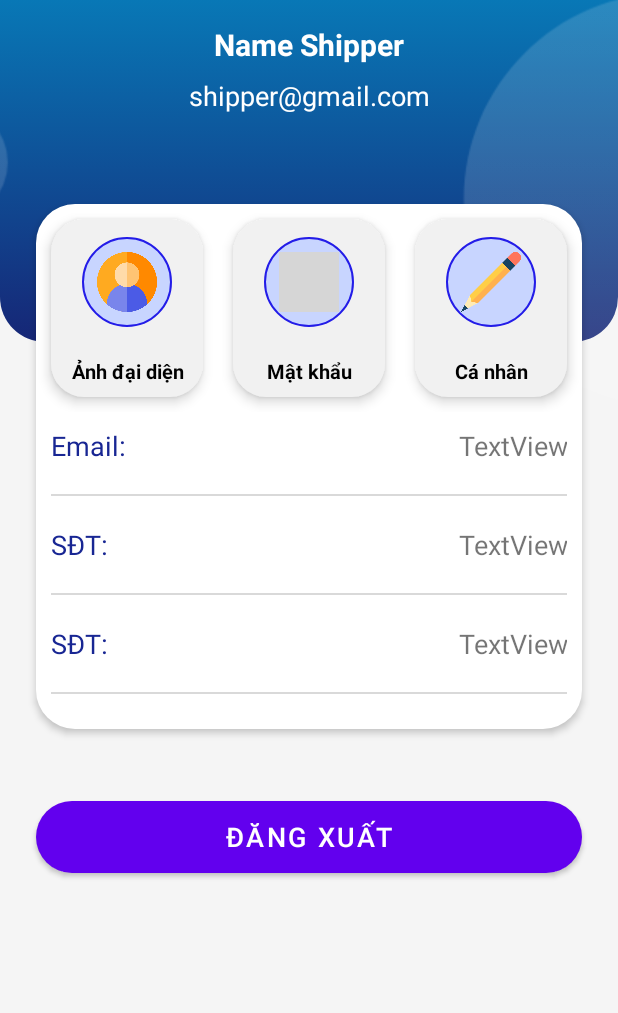
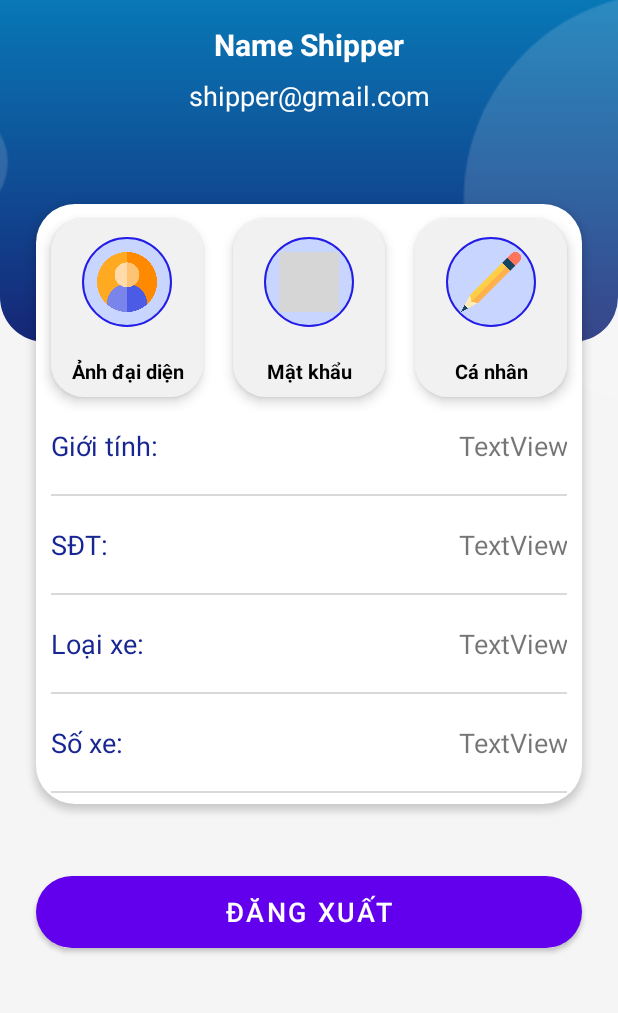
Before and after one commit to bppham/Android-Delivery-Food, an Android app: the fragment ProfileFragment shown on its own in the app's theme, on a phone screen of 412 x 824 dp, the part 198-1211 px from its top. Run offline under Robolectric (Android 15) with nearby library versions, the phone set to English and light mode, and no system bars; pictures from the network do not load; grey boxes are pictures that could not be loaded.

Commit message:
fix: show Image for orders upgrage: repository for profile

```diff
--- a/app/src/main/java/com/example/ptitdelivery/adapter/HistoryOrdersAdapter.java
+++ b/app/src/main/java/com/example/ptitdelivery/adapter/HistoryOrdersAdapter.java
@@ -10,6 +10,7 @@ import android.widget.Button;
 import android.widget.ImageView;
 import android.widget.TextView;
 
+import com.bumptech.glide.Glide;
 import com.example.ptitdelivery.R;
 import com.example.ptitdelivery.activities.OrderDetailActivity;
 import com.example.ptitdelivery.model.Order;
@@ -70,6 +71,11 @@ public class HistoryOrdersAdapter extends BaseAdapter {
         // Store info
         holder.tvStoreName.setText(order.getStore().getName());
         holder.tvStoreAddress.setText(order.getStore().getAddress().getFull_address());
+        Glide.with(context)
+                .load(order.getStore().getAvatar().getUrl()  )
+                .placeholder(R.drawable.avatar)
+                .error(R.drawable.avatar)
+                .into(holder.ivStoreAvatar);
 
         // Order info
         holder.tvOrderId.setText(order.getId());
--- a/app/src/main/java/com/example/ptitdelivery/adapter/NewOrderAdapter.java
+++ b/app/src/main/java/com/example/ptitdelivery/adapter/NewOrderAdapter.java
@@ -22,6 +22,7 @@ import androidx.lifecycle.LifecycleOwner;
 import androidx.lifecycle.ViewModelProvider;
 import androidx.recyclerview.widget.RecyclerView;
 
+import com.bumptech.glide.Glide;
 import com.example.ptitdelivery.R;
 import com.example.ptitdelivery.activities.OrderDetailActivity;
 import com.example.ptitdelivery.fragments.OngoingOrderFragment;
@@ -89,6 +90,11 @@ public class NewOrderAdapter extends BaseAdapter {
         // Store info
         holder.tvStoreName.setText(order.getStore().getName());
         holder.tvStoreAddress.setText(order.getStore().getAddress().getFull_address());
+        Glide.with(context)
+                .load(order.getStore().getAvatar().getUrl()  )
+                .placeholder(R.drawable.avatar)
+                .error(R.drawable.avatar)
+                .into(holder.imgStoreAvatar);
 
         // User Info
         String userInfo = order.getUser().getName() + " - " + order.getUser().getPhonenumber();
--- a/app/src/main/java/com/example/ptitdelivery/fragments/ProfileFragment.java
+++ b/app/src/main/java/com/example/ptitdelivery/fragments/ProfileFragment.java
@@ -4,43 +4,53 @@ import android.content.Context;
 import android.content.Intent;
 import android.content.SharedPreferences;
 import android.os.Bundle;
+import android.util.Log;
 import android.view.LayoutInflater;
 import android.view.View;
 import android.view.ViewGroup;
 import android.widget.Button;
 import android.widget.ImageView;
+import android.widget.ProgressBar;
 import android.widget.TextView;
 import android.widget.Toast;
 
 import androidx.annotation.NonNull;
 import androidx.annotation.Nullable;
 import androidx.fragment.app.Fragment;
+import androidx.lifecycle.ViewModelProvider;
 
 import com.bumptech.glide.Glide;
 import com.example.ptitdelivery.R;
 import com.example.ptitdelivery.activities.LoginActivity;
 import com.example.ptitdelivery.network.ApiClient;
-import com.example.ptitdelivery.network.service.ShipperApi;
+import com.example.ptitdelivery.network.service.ShipperService;
 import com.example.ptitdelivery.model.Shipper;
+import com.example.ptitdelivery.utils.ConvertString;
+import com.example.ptitdelivery.viewmodel.ProfileViewModel;
 
 import retrofit2.Call;
 import retrofit2.Callback;
 import retrofit2.Response;
 
 public class ProfileFragment extends Fragment {
+    private static final String TAG = "Profile Fragment";
+    private ProfileViewModel viewModel;
+    private ProgressBar progressBar;
     private ImageView ivProfileAvatar;
-    private TextView tvEmail1, tvName, tvEmail2, tvGender, tvPhoneNumber;
+    private TextView tvEmail, tvName, tvGender, tvPhoneNumber, tvVehicleName, tvVehicleNumber;
     private Button btnLogout;
-    private ShipperApi shipperApi;
+    private ShipperService shipperApi;
     @Nullable
     @Override
     public View onCreateView(@NonNull LayoutInflater inflater, @Nullable ViewGroup container, @Nullable Bundle savedInstanceState) {
         View view;
         view = inflater.inflate(R.layout.fragment_profile, container, false);
+        progressBar = view.findViewById(R.id.progressBar_profile);
         ivProfileAvatar = view.findViewById(R.id.iv_profile_image);
-        tvEmail1 = view.findViewById(R.id.tv_profile_email_1);
+        tvEmail = view.findViewById(R.id.tv_profile_email);
         tvName = view.findViewById(R.id.tv_profile_name);
-        tvEmail2 = view.findViewById(R.id.tv_profile_email_2);
+        tvVehicleName = view.findViewById(R.id.tv_profile_vehicle_name);
+        tvVehicleNumber = view.findViewById(R.id.tv_profile_vehicle_number);
         tvGender = view.findViewById(R.id.tv_profile_gender);
         tvPhoneNumber = view.findViewById(R.id.tv_profile_phoneNumber);
         btnLogout = view.findViewById(R.id.btn_profile_logout);
@@ -50,11 +60,56 @@ public class ProfileFragment extends Fragment {
         String id = sharedPreferences.getString("id", null);
         String token = sharedPreferences.getString("token", null);
 
-        if (id != null && token != null) {
-            shipperApi = ApiClient.getClient().create(ShipperApi.class);
-            getShipperInfo(id, token);
+        Log.d(TAG, "Stored Token: " + token);
+        if (token == null) {
+            Log.e(TAG, "Không tìm thấy token");
+            return view;
         }
 
+        viewModel = new ViewModelProvider(this).get(ProfileViewModel.class);
+        viewModel.init(token);
+        viewModel.getShipper(id);
+
+        observeViewModel();
+        logout(sharedPreferences);
+        return view;
+    }
+
+    private void observeViewModel() {
+        viewModel.getIsLoadingLiveData().observe(getViewLifecycleOwner(), isLoading -> {
+            if (isLoading != null) {
+                progressBar.setVisibility(isLoading ? View.VISIBLE : View.GONE);
+            }
+        });
+        viewModel.getShipperLiveData().observe(getViewLifecycleOwner(), shipper -> {
+            if (shipper != null) {
+                Log.d(TAG, "Đã lấy được đơn hàng: " + shipper.getId());
+                tvEmail.setText(shipper.getEmail());
+                tvVehicleNumber.setText(shipper.getVehicle().getNumber());
+                tvVehicleName.setText(shipper.getVehicle().getName());
+                tvName.setText(shipper.getName());
+                String displayGender = ConvertString.convertGender(shipper.getGender());
+                tvGender.setText(displayGender);
+                tvPhoneNumber.setText(shipper.getPhonenumber());
+                if (shipper.getAvatar() != null) {
+                    Glide.with(getActivity())
+                            .load(shipper.getAvatar().getUrl())  // Dùng URL từ đối tượng Avatar
+                            .placeholder(R.drawable.ic_profile)
+                            .into(ivProfileAvatar);
+                } else {
+                    ivProfileAvatar.setImageResource(R.drawable.ic_profile);
+                }
+            }
+        });
+        viewModel.getErrorMessageLiveData().observe(getViewLifecycleOwner(), message -> {
+            if (message != null && !message.isEmpty()) {
+                Log.e(TAG, "Lỗi: " + message);
+                Toast.makeText(getContext(), message, Toast.LENGTH_SHORT).show();
+            }
+        });
+    }
+
+    private void logout(SharedPreferences sharedPreferences) {
         btnLogout.setOnClickListener(v -> {
             SharedPreferences.Editor editor = sharedPreferences.edit();
             editor.clear();  // Xóa dữ liệu khi đăng xuất
@@ -64,39 +119,6 @@ public class ProfileFragment extends Fragment {
             startActivity(intent);
             getActivity().finish();
         });
-
-        return view;
     }
 
-    private void getShipperInfo(String id, String token) {
-        shipperApi.getShipper(id, token).enqueue(new Callback<Shipper>() {
-            @Override
-            public void onResponse(Call<Shipper> call, Response<Shipper> response) {
-                if (response.isSuccessful()) {
-                    Shipper shipper = response.body();
-                    tvEmail1.setText(shipper.getEmail());
-                    tvEmail2.setText(shipper.getEmail());
-                    tvName.setText(shipper.getName());
-                    tvGender.setText(shipper.getGender());
-                    tvPhoneNumber.setText(shipper.getPhonenumber());
-                    if (shipper.getAvatar() != null) {
-                        Glide.with(getActivity())
-                                .load(shipper.getAvatar().getUrl())  // Dùng URL từ đối tượng Avatar
-                                .placeholder(R.drawable.ic_profile)
-                                .into(ivProfileAvatar);
-                    } else {
-                        ivProfileAvatar.setImageResource(R.drawable.ic_profile);
-                    }
-
-                } else {
-                    Toast.makeText(getActivity(), "Không lấy được thông tin", Toast.LENGTH_SHORT).show();
-                }
-            }
-
-            @Override
-            public void onFailure(Call<Shipper> call, Throwable t) {
-                Toast.makeText(getActivity(), "Lỗi: " + t.getMessage(), Toast.LENGTH_SHORT).show();
-            }
-        });
-    }
 }
--- a/app/src/main/java/com/example/ptitdelivery/network/service/ShipperApi.java
+++ b/app/src/main/java/com/example/ptitdelivery/network/service/ShipperService.java
@@ -7,7 +7,7 @@ import retrofit2.http.GET;
 import retrofit2.http.Header;
 import retrofit2.http.Path;
 
-public interface ShipperApi {
+public interface ShipperService {
     @GET("shipper/{id}")
-    Call<Shipper> getShipper(@Path("id") String id, @Header("Authorization") String token);
+    Call<Shipper> getShipper(@Path("id") String id);
 }
--- a/app/src/main/res/layout/fragment_profile.xml
+++ b/app/src/main/res/layout/fragment_profile.xml
@@ -7,7 +7,18 @@
     android:orientation="vertical">
 
 
+    <ProgressBar
+        android:id="@+id/progressBar_profile"
+        style="?android:attr/progressBarStyle"
+        android:layout_width="wrap_content"
+        android:layout_height="wrap_content"
+        android:layout_gravity="center"
+        app:layout_constraintEnd_toEndOf="parent"
+        app:layout_constraintStart_toStartOf="parent"
+        app:layout_constraintTop_toTopOf="parent" />
+
     <ScrollView
+        android:id="@+id/scrollView2"
         android:layout_width="match_parent"
         android:layout_height="match_parent">
 
@@ -74,7 +85,7 @@
                         app:layout_constraintTop_toBottomOf="@+id/cardView" />
 
                     <TextView
-                        android:id="@+id/tv_profile_email_1"
+                        android:id="@+id/tv_profile_email"
                         android:layout_width="wrap_content"
                         android:layout_height="wrap_content"
                         android:layout_marginTop="8dp"
@@ -98,7 +109,7 @@
 
                     <LinearLayout
                         android:layout_width="match_parent"
-                        android:layout_height="350dp"
+                        android:layout_height="400dp"
                         android:layout_marginStart="24dp"
                         android:layout_marginTop="60dp"
                         android:layout_marginEnd="24dp"
@@ -109,7 +120,7 @@
                         app:layout_constraintBottom_toBottomOf="parent"
                         app:layout_constraintEnd_toEndOf="parent"
                         app:layout_constraintStart_toStartOf="parent"
-                        app:layout_constraintTop_toBottomOf="@+id/tv_profile_email_1">
+                        app:layout_constraintTop_toBottomOf="@+id/tv_profile_email">
 
                         <LinearLayout
                             android:layout_width="match_parent"
@@ -249,26 +260,26 @@
                                 android:layout_width="wrap_content"
                                 android:layout_height="wrap_content"
                                 android:layout_weight="1"
-                                android:text="Email: "
-                                android:textSize="18sp"
-                                android:textColor="#182693" />
+                                android:text="Giới tính: "
+                                android:textColor="#182693"
+                                android:textSize="18sp" />
 
                             <TextView
-                                android:id="@+id/tv_profile_email_2"
+                                android:id="@+id/tv_profile_gender"
                                 android:layout_width="wrap_content"
                                 android:layout_height="wrap_content"
                                 android:layout_weight="1"
-                                android:textSize="18sp"
+                                android:text="TextView"
                                 android:textAlignment="viewEnd"
-                                android:text="TextView" />
+                                android:textSize="18sp" />
                         </LinearLayout>
 
                         <View
                             android:id="@+id/view1"
                             android:layout_width="match_parent"
-                            android:background="#D9D9D9"
+                            android:layout_height="1dp"
                             android:layout_margin="10dp"
-                            android:layout_height="1dp" />
+                            android:background="#D9D9D9" />
 
                         <LinearLayout
                             android:layout_width="match_parent"
@@ -282,25 +293,25 @@
                                 android:layout_height="wrap_content"
                                 android:layout_weight="1"
                                 android:text="SĐT: "
-                                android:textSize="18sp"
-                                android:textColor="#182693" />
+                                android:textColor="#182693"
+                                android:textSize="18sp" />
 
                             <TextView
-                                android:id="@+id/tv_profile_gender"
+                                android:id="@+id/tv_profile_phoneNumber"
                                 android:layout_width="wrap_content"
                                 android:layout_height="wrap_content"
                                 android:layout_weight="1"
-                                android:textSize="18sp"
+                                android:text="TextView"
                                 android:textAlignment="viewEnd"
-                                android:text="TextView" />
+                                android:textSize="18sp" />
                         </LinearLayout>
 
                         <View
                             android:id="@+id/view2"
                             android:layout_width="match_parent"
-                            android:background="#D9D9D9"
+                            android:layout_height="1dp"
                             android:layout_margin="10dp"
-                            android:layout_height="1dp" />
+                            android:background="#D9D9D9" />
 
                         <LinearLayout
                             android:layout_width="match_parent"
@@ -313,26 +324,58 @@
                                 android:layout_width="wrap_content"
                                 android:layout_height="wrap_content"
                                 android:layout_weight="1"
-                                android:text="SĐT: "
-                                android:textSize="18sp"
-                                android:textColor="#182693" />
+                                android:text="Loại xe: "
+                                android:textColor="#182693"
+                                android:textSize="18sp" />
 
                             <TextView
-                                android:id="@+id/tv_profile_phoneNumber"
+                                android:id="@+id/tv_profile_vehicle_name"
                                 android:layout_width="wrap_content"
                                 android:layout_height="wrap_content"
                                 android:layout_weight="1"
-                                android:textSize="18sp"
+                                android:text="TextView"
                                 android:textAlignment="viewEnd"
-                                android:text="TextView" />
+                                android:textSize="18sp" />
+                        </LinearLayout>
+
+                        <View
+                            android:id="@+id/view4"
+                            android:layout_width="match_parent"
+                            android:layout_height="1dp"
+                            android:layout_margin="10dp"
+                            android:background="#D9D9D9" />
+
+                        <LinearLayout
+                            android:layout_width="match_parent"
+                            android:layout_height="wrap_content"
+                            android:layout_margin="10dp"
+                            android:orientation="horizontal">
+
+                            <TextView
+                                android:id="@+id/textView11"
+                                android:layout_width="wrap_content"
+                                android:layout_height="wrap_content"
+                                android:layout_weight="1"
+                                android:text="Số xe: "
+                                android:textColor="#182693"
+                                android:textSize="18sp" />
+
+                            <TextView
+                                android:id="@+id/tv_profile_vehicle_number"
+                                android:layout_width="wrap_content"
+                                android:layout_height="wrap_content"
+                                android:layout_weight="1"
+                                android:text="TextView"
+                                android:textAlignment="viewEnd"
+                                android:textSize="18sp" />
                         </LinearLayout>
 
                         <View
                             android:id="@+id/view3"
                             android:layout_width="match_parent"
-                            android:background="#D9D9D9"
+                            android:layout_height="1dp"
                             android:layout_margin="10dp"
-                            android:layout_height="1dp" />
+                            android:background="#D9D9D9" />
 
                     </LinearLayout>
 
```
Also changed, not shown: app/src/main/java/com/example/ptitdelivery/model/Shipper.java (+7 -8 lines), app/src/main/java/com/example/ptitdelivery/model/Vehicle.java (added, +16 -0 lines), app/src/main/java/com/example/ptitdelivery/repositories/ShipperRepository.java (added, +40 -0 lines), app/src/main/java/com/example/ptitdelivery/utils/ConvertString.java (+19 -0 lines), app/src/main/java/com/example/ptitdelivery/viewmodel/ProfileViewModel.java (added, +30 -0 lines).
